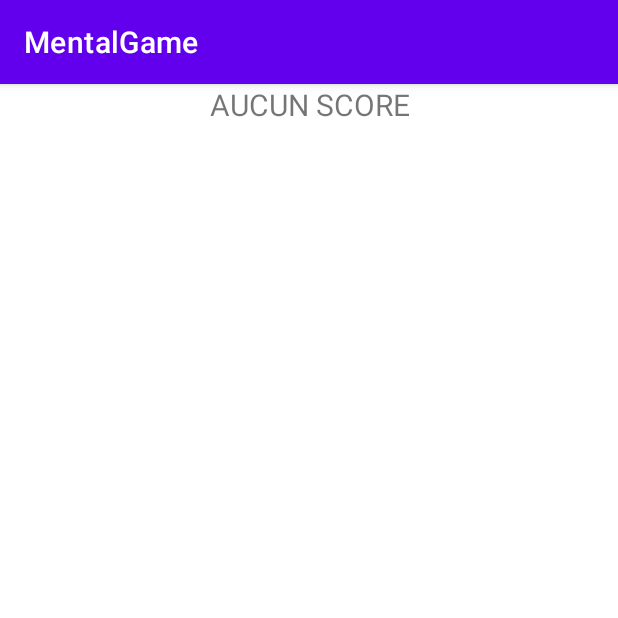
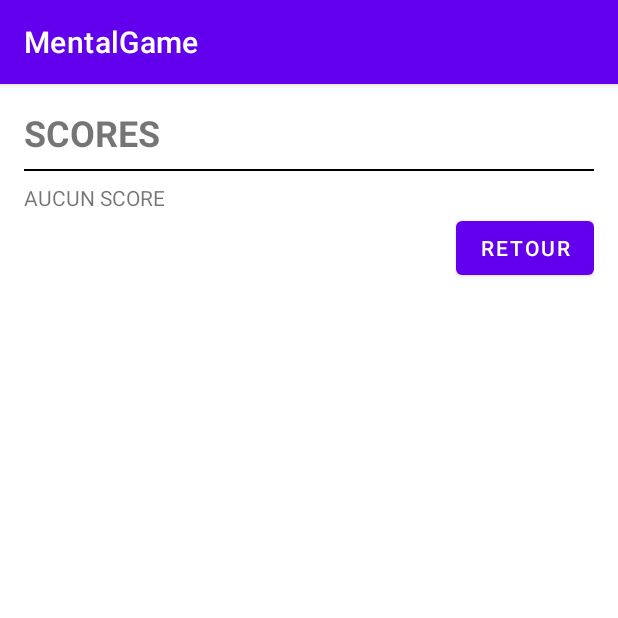
Before and after one commit to CorentinDelafosse/MentalGame, an Android app: the screen it shows after launch (ScoreActivity), after a tap on "MEILLEURS SCORE", on a phone screen of 412 x 824 dp, the top half of it. Run offline under Robolectric (Android 15) with nearby library versions, the phone set to English and light mode, and no system bars.

Commit message:
Tout est fonctionnel

```diff
--- a/app/src/main/java/com/example/mentalgame/CalculActivity.java
+++ b/app/src/main/java/com/example/mentalgame/CalculActivity.java
@@ -120,6 +120,7 @@ public class CalculActivity extends AppCompatActivity {
                     resultat = randomCalcul();
                     Calcul = "";
                     textViewCalcul.setText("");
+                    compteurTaille = 0;
                     score++;
                     Glide.with(CalculActivity.this)
                             .asGif()
--- a/app/src/main/java/com/example/mentalgame/ScoreActivity.java
+++ b/app/src/main/java/com/example/mentalgame/ScoreActivity.java
@@ -2,17 +2,21 @@ package com.example.mentalgame;
 
 import androidx.appcompat.app.AppCompatActivity;
 
+import android.content.Intent;
 import android.os.Bundle;
+import android.widget.Button;
 import android.widget.TextView;
 import android.widget.Toast;
 
 import com.example.mentalgame.DAO.CalculBaseHelper;
 import com.example.mentalgame.DAO.CalculDao;
 import com.example.mentalgame.entities.Calcul;
+import com.google.android.material.color.utilities.Score;
 
 public class ScoreActivity extends AppCompatActivity {
 
-    TextView textViewResultat;
+    private TextView textViewResultat;
+    private Button buttonRetour;
     private CalculDao calculDao;
 
     @Override
@@ -21,7 +25,7 @@ public class ScoreActivity extends AppCompatActivity {
         setContentView(R.layout.activity_score);
         calculDao = new CalculDao(new CalculBaseHelper(this, "BDD", 1));
         Calcul monCalcul = calculDao.lastOrNull();
-        textViewResultat = findViewById(R.id.textBestScore);
+        textViewResultat = findViewById(R.id.textViewScore);
         if(monCalcul != null){
             String affichage = getString(R.string.best_score) + " : " + monCalcul.getResultat();
             textViewResultat.setText(affichage);
@@ -29,5 +33,11 @@ public class ScoreActivity extends AppCompatActivity {
         else{
             textViewResultat.setText(R.string.aucun_score);
         }
+
+        buttonRetour = findViewById(R.id.buttonRetour);
+        buttonRetour.setOnClickListener(view -> {
+            Intent intentHome = new Intent(ScoreActivity.this,MainActivity.class);
+            startActivity(intentHome);
+        });
     }
 }
--- a/app/src/main/res/layout/activity_result.xml
+++ b/app/src/main/res/layout/activity_result.xml
@@ -6,7 +6,7 @@
     android:padding="16dp">
 
     <TextView
-        android:id="@+id/textViewTitle"
+        android:id="@+id/textBestScore"
         android:layout_width="match_parent"
         android:layout_height="wrap_content"
         android:text="SCORES"
--- a/app/src/main/res/layout/activity_score.xml
+++ b/app/src/main/res/layout/activity_score.xml
@@ -9,20 +9,37 @@
     <LinearLayout
         android:layout_width="match_parent"
         android:layout_height="match_parent"
-        android:orientation="vertical">
+        android:orientation="vertical"
+        android:padding="16dp"
+        tools:layout_editor_absoluteY="27dp">
 
         <TextView
             android:id="@+id/textBestScore"
             android:layout_width="match_parent"
             android:layout_height="wrap_content"
-            android:gravity="center"
-            android:text="Meilleurs scores"
-            android:textSize="20sp" />
+            android:text="SCORES"
+            android:textSize="24sp"
+            android:textStyle="bold" />
 
-        <ListView
+        <View
             android:layout_width="match_parent"
+            android:layout_height="1dp"
+            android:layout_marginTop="8dp"
+            android:layout_marginBottom="8dp"
+            android:background="@color/black" />
+
+        <TextView
+            android:id="@+id/textViewScore"
+            android:layout_width="match_parent"
+            android:layout_height="wrap_content" />
+
+        <Button
+            android:id="@+id/buttonRetour"
+            android:layout_width="wrap_content"
             android:layout_height="wrap_content"
-            android:id="@+id/list_high_score"/>
+            android:layout_gravity="end"
+            android:text="RETOUR" />
 
     </LinearLayout>
+
 </androidx.constraintlayout.widget.ConstraintLayout>
```
